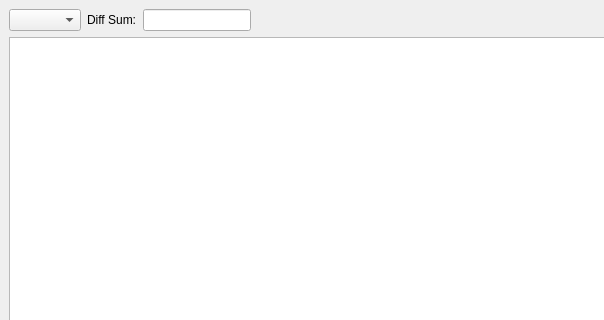
Qt form MainWindow.ui (justaPCWingo/simple-csv-diff) before a commit; both pictures show x 0 to 604 and y 0 to 320 of the 800 by 600 pixel window.
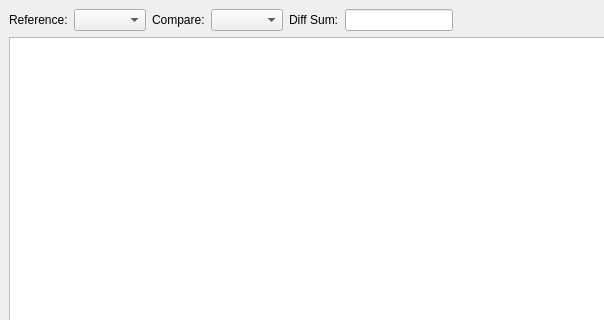
The same form after that commit.

Commit message: improvements to what data is displayed and reloading

Diff of the .ui file:
```diff
--- a/MainWindow.ui
+++ b/MainWindow.ui
@@ -17,6 +17,23 @@
    <layout class="QVBoxLayout" name="verticalLayout">
     <item>
      <layout class="QHBoxLayout" name="horizontalLayout">
+      <item>
+       <widget class="QLabel" name="label_3">
+        <property name="text">
+         <string>Reference:</string>
+        </property>
+       </widget>
+      </item>
+      <item>
+       <widget class="QComboBox" name="refCombo"/>
+      </item>
+      <item>
+       <widget class="QLabel" name="label_2">
+        <property name="text">
+         <string>Compare:</string>
+        </property>
+       </widget>
+      </item>
       <item>
        <widget class="QComboBox" name="columnCombo">
         <property name="sizePolicy">
```
Left out of the diff: 5 changed lines with no effect on the pictures. The commit also changes 2 other files.
